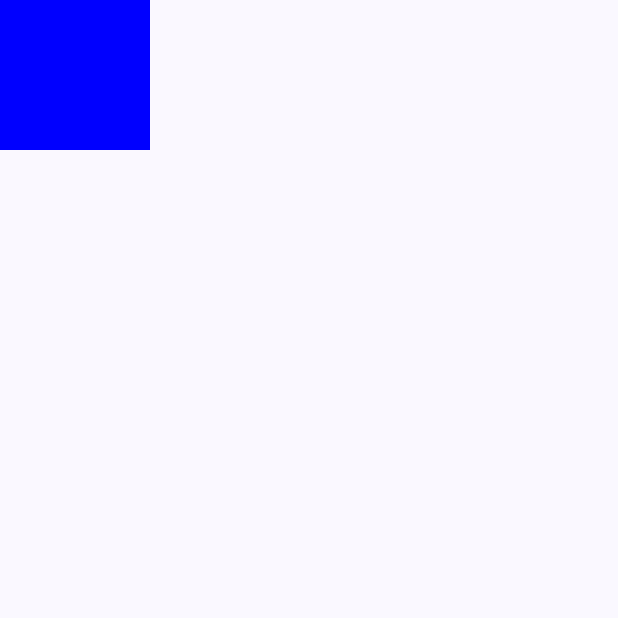
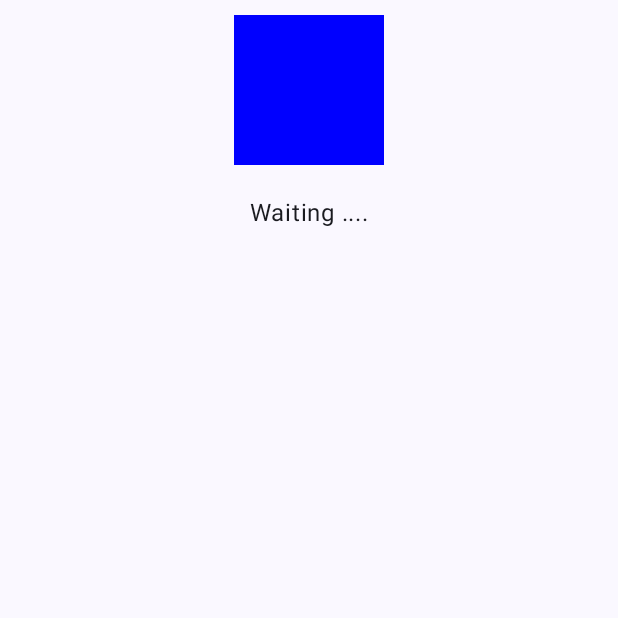
Before and after one commit to ivxilko2004-png/GestureDemo, an Android app built with Jetpack Compose: the screen it shows after launch (MainActivity), on a phone screen of 412 x 824 dp, the top half of it. Run offline under Robolectric (Android 15) with nearby library versions, the phone set to English and light mode, and no system bars.

```diff
--- a/app/src/main/java/com/example/gesturedemo/MainActivity.kt
+++ b/app/src/main/java/com/example/gesturedemo/MainActivity.kt
@@ -6,8 +6,12 @@ import androidx.activity.compose.setContent
 import androidx.activity.enableEdgeToEdge
 import androidx.compose.foundation.background
 import androidx.compose.foundation.clickable
+import androidx.compose.foundation.gestures.detectTapGestures
 import androidx.compose.foundation.layout.Box
+import androidx.compose.foundation.layout.Column
+import androidx.compose.foundation.layout.Spacer
 import androidx.compose.foundation.layout.fillMaxSize
+import androidx.compose.foundation.layout.height
 import androidx.compose.foundation.layout.padding
 import androidx.compose.foundation.layout.size
 import androidx.compose.material3.Scaffold
@@ -17,8 +21,10 @@ import androidx.compose.runtime.getValue
 import androidx.compose.runtime.mutableStateOf
 import androidx.compose.runtime.remember
 import androidx.compose.runtime.setValue
+import androidx.compose.ui.Alignment
 import androidx.compose.ui.Modifier
 import androidx.compose.ui.graphics.Color
+import androidx.compose.ui.input.pointer.pointerInput
 import androidx.compose.ui.tooling.preview.Preview
 import androidx.compose.ui.unit.dp
 import com.example.gesturedemo.ui.theme.GestureDemoTheme
@@ -41,27 +47,36 @@ class MainActivity : ComponentActivity() {
 
 @Composable
 fun MainScreen(modifier: Modifier = Modifier) {
-    ClickDemo(modifier)
+    TapPressDemo(modifier)
 }
 
 @Composable
-fun ClickDemo(modifier: Modifier = Modifier) {
-    var colorState by remember { mutableStateOf(true)}
-    var bgColor by remember { mutableStateOf(Color.Blue) }
-    val clickHandler = {
-        colorState = !colorState
-        bgColor = if (colorState) {
-            Color.Blue
-        } else {
-            Color.DarkGray
-        }
+fun TapPressDemo(modifier: Modifier = Modifier) {
+    var textState by remember {mutableStateOf("Waiting ....")}
+    val tapHandler = { status : String ->
+        textState = status
     }
-    Box(
-        modifier
-            .clickable { clickHandler() }
-            .background(bgColor)
-            .size(100.dp)
-    )
+    Column(
+        horizontalAlignment = Alignment.CenterHorizontally,
+        modifier = modifier.fillMaxSize()
+    ) {
+        Box(
+            Modifier
+                .padding(10.dp)
+                .background(Color.Blue)
+                .size(100.dp)
+                .pointerInput(Unit) {
+                    detectTapGestures(
+                        onPress = { tapHandler("onPress Detected") },
+                        onDoubleTap = { tapHandler("onDoubleTap Detected") },
+                        onLongPress = { tapHandler("onLongPress Detected") },
+                        onTap = { tapHandler("onTap Detected") }
+                    )
+                }
+        )
+        Spacer(Modifier.height(10.dp))
+        Text(textState)
+    }
 }
 
 @Preview(showBackground = true)
```
